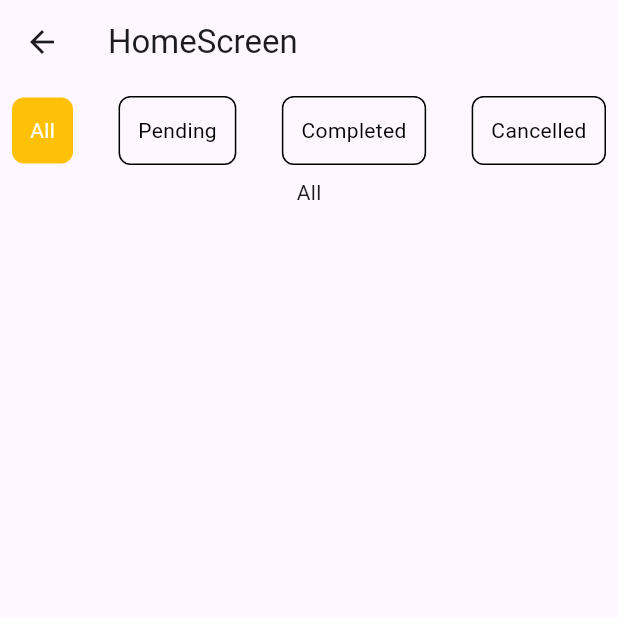
After one commit to Makuochukwu225/Helper-Project, a Flutter app: the screen it shows after launch, after a tap on "Custom Tab Bar", on a phone screen of 412 x 824 dp, the top half of it. The commit adds this screen. Run offline on Flutter 3.47's test engine with Material 3 defaults, Android fonts, the light colour scheme and no system bars; our stand-ins replace flutter_widget_from_html_core.

Commit message:
Custom Tab Bar

```diff
--- /dev/null
+++ b/lib/projects/custom_tab_bar/src/screens/home/custom_tab_bar_home_screen.dart
@@ -0,0 +1,70 @@
+import 'package:flutter/material.dart';
+
+class CusomTabBarHomeScreen extends StatefulWidget {
+  const CusomTabBarHomeScreen({super.key});
+
+  @override
+  State<CusomTabBarHomeScreen> createState() => _CusomTabBarHomeScreenState();
+}
+
+class _CusomTabBarHomeScreenState extends State<CusomTabBarHomeScreen> {
+  int selectedIndex = 0;
+  @override
+  Widget build(BuildContext context) {
+    return Scaffold(
+      appBar: AppBar(
+        title: const Text('HomeScreen'),
+      ),
+      body: Column(
+        children: [
+          Padding(
+            padding: const EdgeInsets.all(8.0),
+            child: Row(
+              mainAxisAlignment: MainAxisAlignment.spaceBetween,
+              children: [
+                customTab(index: 0, title: "All"),
+                customTab(index: 1, title: "Pending"),
+                customTab(index: 2, title: "Completed"),
+                customTab(index: 3, title: "Cancelled"),
+              ],
+            ),
+          ),
+          IndexedStack(
+            index: selectedIndex,
+            children: const [
+              Center(child: Text("All")),
+              Center(child: Text("Pending")),
+              Center(child: Text("Completed")),
+              Center(child: Text("Cancelled")),
+            ],
+          )
+        ],
+      ),
+    );
+  }
+
+  Widget customTab({
+    required String title,
+    required int index,
+  }) {
+    var selected = selectedIndex == index;
+    return InkWell(
+        onTap: () {
+          setState(() {
+            selectedIndex = index;
+          });
+        },
+        child: Container(
+          padding: const EdgeInsets.all(12),
+          decoration: BoxDecoration(
+            borderRadius: BorderRadius.circular(8),
+            border: selected ? null : Border.all(),
+            color: selected ? Colors.amber : Colors.transparent,
+          ),
+          child: Text(
+            title,
+            style: TextStyle(color: selected ? Colors.white : Colors.black),
+          ),
+        ));
+  }
+}
--- a/lib/projects/projects_screen.dart
+++ b/lib/projects/projects_screen.dart
@@ -1,4 +1,5 @@
 import 'package:flutter/material.dart';
+import 'package:helper_project/projects/custom_tab_bar/src/screens/home/custom_tab_bar_home_screen.dart';
 import 'package:helper_project/projects/html_check_n_render/src/screens/home/home_screen.dart';
 
 class ProjectsScreen extends StatelessWidget {
@@ -22,7 +23,18 @@ class ProjectsScreen extends StatelessWidget {
                     ));
               },
               title: const Text("Html check and parse"),
-            )
+            ),
+            ListTile(
+              onTap: () {
+                Navigator.push(
+                    context,
+                    PageRouteBuilder(
+                      pageBuilder: (context, animation, secondaryAnimation) =>
+                          const CusomTabBarHomeScreen(),
+                    ));
+              },
+              title: const Text("Custom Tab Bar"),
+            ),
           ],
         ),
       ),
```
Also changed, not shown: lib/projects/custom_tab_bar/custom_tab_bar.dart (added), lib/projects/custom_tab_bar/src/screens/home/home.dart (added), lib/projects/custom_tab_bar/src/screens/screens.dart (added), lib/projects/custom_tab_bar/src/src.dart (added).
